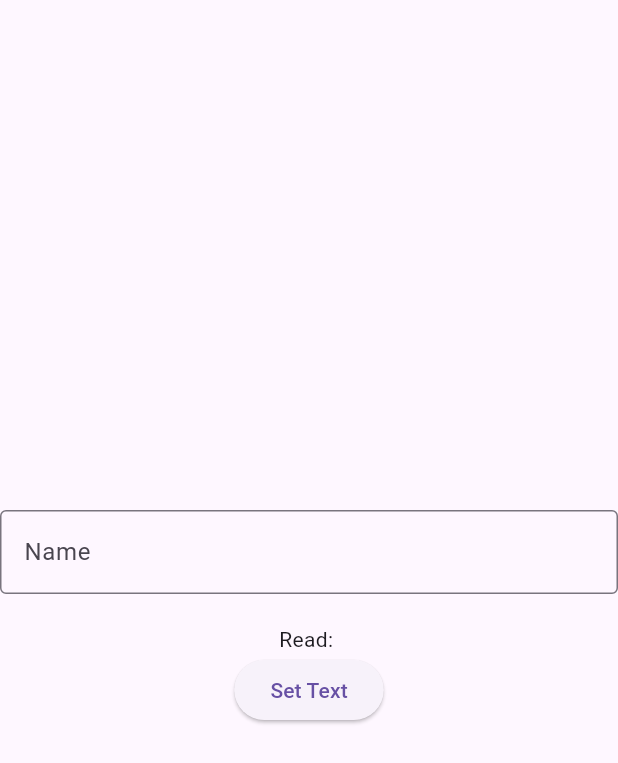
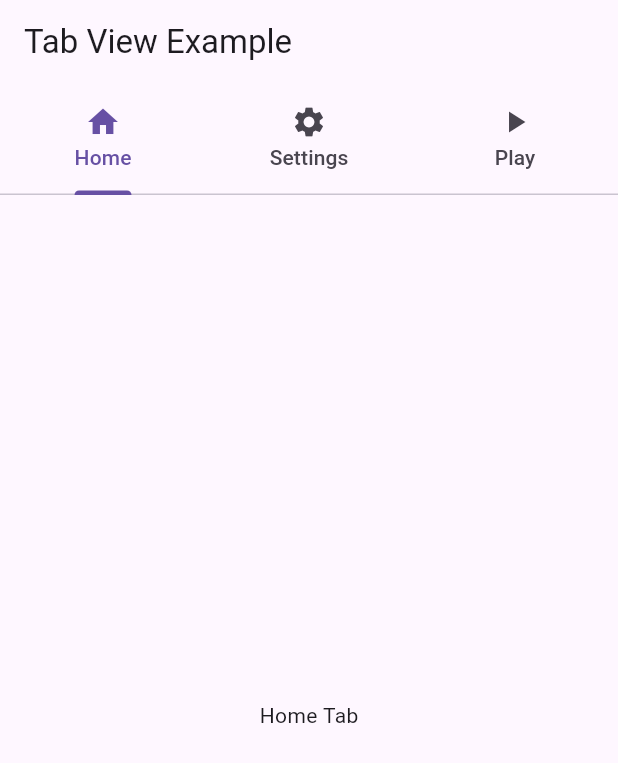
Before and after one commit to priyankadafda23/Flutter, a Flutter app: the screen it shows after launch, on a phone screen of 412 x 824 dp. Shown: the top 763 px of the screen. Run offline on Flutter 3.47's test engine with Material 3 defaults, Android fonts, the light colour scheme and no system bars.

Commit message:
added images, tabview, gridview

```diff
--- /dev/null
+++ b/demo/lib/controls/tabview.dart
@@ -0,0 +1,36 @@
+import 'package:flutter/material.dart';
+
+class TabViewExample extends StatefulWidget {
+  const TabViewExample({super.key});
+
+  @override
+  State<TabViewExample> createState() => _TabViewExampleState();
+}
+
+class _TabViewExampleState extends State<TabViewExample> {
+  @override
+  Widget build(BuildContext context) {
+    return DefaultTabController(
+      length: 3,
+      child: Scaffold(
+        appBar: AppBar(
+          title: const Text('Tab View Example'),
+          bottom: const TabBar(
+            tabs: [
+              Tab(icon: Icon(Icons.home), text: 'Home'),
+              Tab(icon: Icon(Icons.settings), text: 'Settings'),
+              Tab(icon: Icon(Icons.play_arrow), text: 'Play'),
+            ],
+          ),
+        ),
+        body: const TabBarView(
+          children: [
+            Center(child: Text('Home Tab')),
+            Center(child: Text('Settings Tab')),
+            Center(child: Text('Play Tab')),
+          ],
+        ),
+      ),
+    );
+  }
+}
--- a/demo/lib/main.dart
+++ b/demo/lib/main.dart
@@ -1,26 +1,81 @@
+import 'package:demo/controls/tabview.dart';
 import 'package:flutter/material.dart';
 // import './stopwatch/stopwatch.dart';
 //import 'register.dart';
 //import './calculator/calculator.dart';
 //import './stopwatch/login.dart';
-import './inputcontrols/inputtextcontrol.dart';
+//import './inputcontrols/inputtextcontrol.dart';
+//import './controls/imagedisp.dart';
+//import './controls/gridview.dart';
+import './controls/tabview.dart';
 
-//inputtextcontrol.dart
+//tabview.dart
 void main() {
-  runApp(const StopWatchRun());
+  runApp(const MyApp());
 }
 
-class StopWatchRun extends StatelessWidget {
-  const StopWatchRun({super.key});
+class MyApp extends StatelessWidget {
+  const MyApp({super.key});
 
   @override
   Widget build(BuildContext context) {
-    return const MaterialApp(
+    return MaterialApp(
       debugShowCheckedModeBanner: false,
-      home: ControlInput(),
+      home: const TabViewExample(),
     );
   }
 }
+
+//gridview.dart
+// void main() {
+//   runApp(const MyApp());
+// }
+// class MyApp extends StatelessWidget {
+//   const MyApp({super.key});
+
+//   @override
+//   Widget build(BuildContext context) {
+//     return MaterialApp(
+//       debugShowCheckedModeBanner: false,
+//       home: const GridViewExample(),
+//     );
+//   }
+// }
+
+//imagedisp.dart
+// void main() {
+//   runApp(const StopWatchRun());
+// }
+
+// class StopWatchRun extends StatelessWidget {
+//   const StopWatchRun({super.key});
+
+//   @override
+//   Widget build(BuildContext context) {
+//     return const MaterialApp(
+//       debugShowCheckedModeBanner: false,
+//       home: ImageDisp(),
+//     );
+//   }
+// }
+
+//inputtextcontrol.dart
+// void main() {
+//   runApp(const StopWatchRun());
+// }
+
+// class StopWatchRun extends StatelessWidget {
+//   const StopWatchRun({super.key});
+
+//   @override
+//   Widget build(BuildContext context) {
+//     return const MaterialApp(
+//       debugShowCheckedModeBanner: false,
+//       home: ControlInput(),
+//     );
+//   }
+// }
+
 
 //stopwatch.dart/login.dart
 // void main() {
--- /dev/null
+++ b/demo/lib/resources/textholder.dart
@@ -0,0 +1,3 @@
+const String Header = "Text Header";
+const String SubHeader = "Text SubHeader";
+const String Body = "Text Body";
--- a/demo/pubspec.yaml
+++ b/demo/pubspec.yaml
@@ -18,3 +18,5 @@ dev_dependencies:
 
 flutter:
   uses-material-design: true
+  assets:
+    - assets/images/
```
Also changed, not shown: demo/lib/controls/gridview.dart (added, +33 -0 lines), demo/lib/controls/imagedisp.dart (added, +24 -0 lines), demo/lib/controls/scrollviewimage.dart (added, +43 -0 lines), demo/lib/resources/imagestring.dart (added, +12 -0 lines), demo/task.txt (+15 -0 lines), demo/assets/images/img1.jpg (added), demo/assets/images/img10.jpg (added), demo/assets/images/img2.jpg (added), demo/assets/images/img3.jpg (added), demo/assets/images/img4.jpg (added), demo/assets/images/img5.jpg (added), demo/assets/images/img6.jpg (added), demo/assets/images/img7.jpg (added), demo/assets/images/img8.jpg (added), 3 more files.
